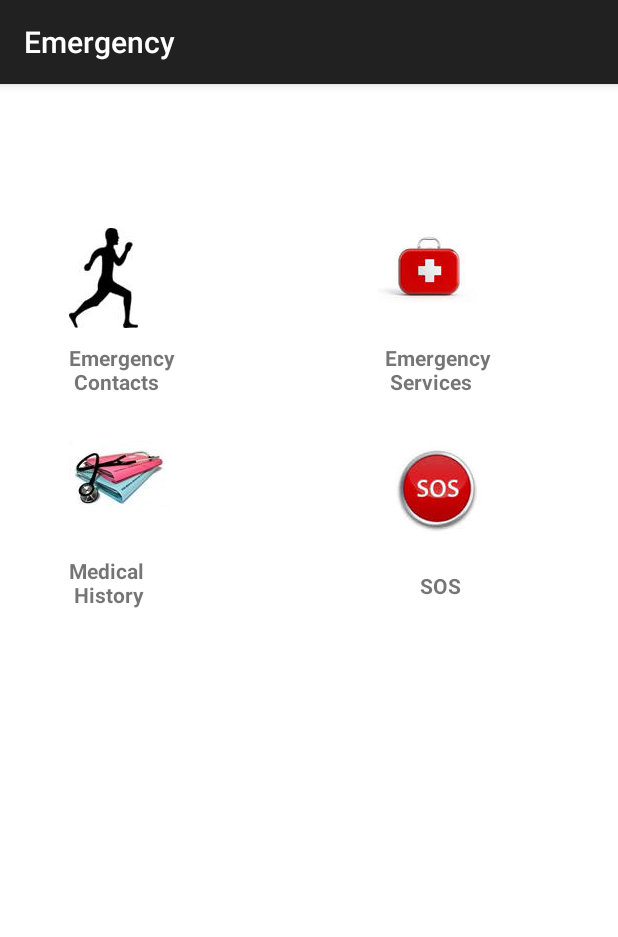
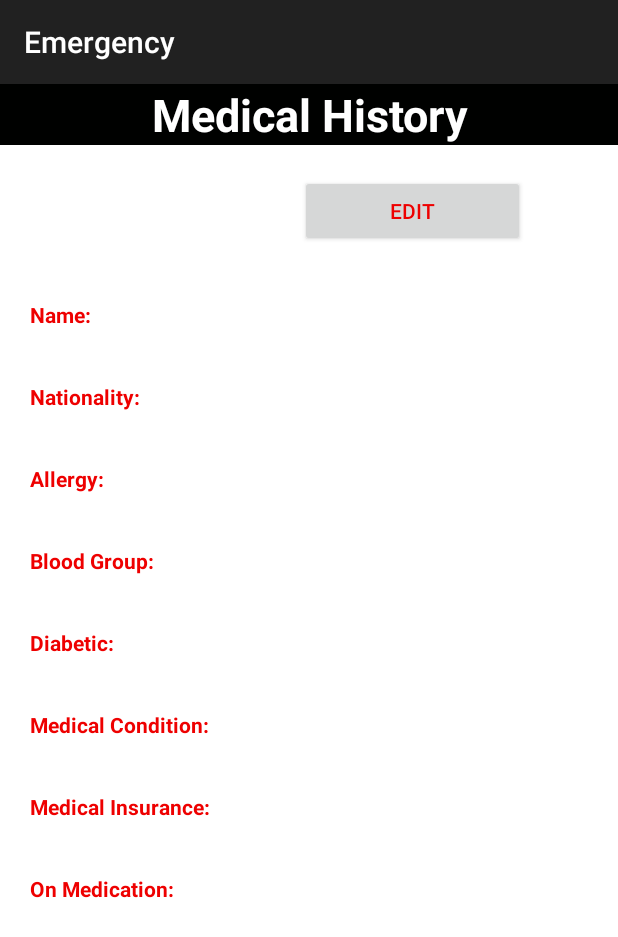
Before and after one commit to meshboy/_emergency_sys, an Android app: the select_action screen opened directly, with no data from a screen before it, after a tap on an icon or button, on a phone screen of 412 x 824 dp. Shown: the top 937 px of the screen. Run offline under Robolectric (Android 15) with nearby library versions, the phone set to English and light mode, and no system bars.

Commit message:
medical history fixed

```diff
--- a/app/src/main/AndroidManifest.xml
+++ b/app/src/main/AndroidManifest.xml
@@ -22,7 +22,9 @@
         <activity android:name="com.example.root.emergency.list_contact" android:label="@string/app_name"/>
         <activity android:name="com.example.root.emergency.ambulance" android:label="@string/app_name"/>
         <activity android:name="com.example.root.emergency.fire" android:label="@string/app_name"/>
+        <activity android:name="com.example.root.emergency.edit_med_history" android:label="@string/app_name"/>
         <activity android:name="com.example.root.emergency.police" android:label="@string/app_name"/>
+        <activity android:name="com.example.root.emergency.medical_history" android:label="@string/app_name"/>
 
     </application>
 
--- a/app/src/main/java/com/example/root/emergency/list_contact.java
+++ b/app/src/main/java/com/example/root/emergency/list_contact.java
@@ -62,8 +62,8 @@ public class list_contact extends ListActivity  implements android.view.View.OnC
 
         dataRepo repo = new dataRepo(this);
 
-        ArrayList<HashMap<String, String>> studentList =  repo.getContactList();
-        if(studentList.size()!=0) {
+        ArrayList<HashMap<String, String>> contactList =  repo.getContactList();
+        if(contactList.size()!=0) {
             ListView lv = getListView();
             lv.setOnItemClickListener(new AdapterView.OnItemClickListener() {
                 @Override
@@ -75,7 +75,7 @@ public class list_contact extends ListActivity  implements android.view.View.OnC
                     startActivity(objIndent);
                 }
             });
-            ListAdapter adapter = new SimpleAdapter( list_contact.this,studentList, R.layout.view_contacts_entry, new String[] { "id","name"}, new int[] {R.id.contact_id, R.id.contact_name});
+            ListAdapter adapter = new SimpleAdapter( list_contact.this,contactList, R.layout.view_contacts_entry, new String[] { "id","name"}, new int[] {R.id.contact_id, R.id.contact_name});
             setListAdapter(adapter);
         }else{
             Toast.makeText(this,"No Contact added!",Toast.LENGTH_SHORT).show();
--- a/app/src/main/java/com/example/root/emergency/medical_history.java
+++ b/app/src/main/java/com/example/root/emergency/medical_history.java
@@ -1,20 +1,71 @@
 package com.example.root.emergency;
 
+import android.content.Intent;
 import android.os.Bundle;
 import android.support.v7.app.ActionBarActivity;
+import android.util.Log;
+import android.view.View;
 import android.widget.Button;
+import android.widget.TextView;
+import android.widget.Toast;
 
 /**
  * Created by root on 2/26/15.
  */
-public class medical_history extends ActionBarActivity
+public class medical_history extends ActionBarActivity implements View.OnClickListener
 {
     Button edit;
+    private TextView name, natn, allergy, bldgrp, diabetic, med_cond, med_ins, on_med;
+    private int history_id = 1;
+
     @Override
     protected void onCreate(Bundle savedInstanceState) {
         super.onCreate(savedInstanceState);
         setContentView(R.layout.medical_history);
 
-     edit = (Button) findViewById(R.id.)
+     edit = (Button) findViewById(R.id.edit_button);
+
+     edit.setOnClickListener(this);
+
+     name = (TextView) findViewById(R.id.name);
+     natn = (TextView) findViewById(R.id.nationality);
+     allergy = (TextView) findViewById(R.id.allergy);
+     bldgrp = (TextView) findViewById(R.id.blood_group);
+     diabetic = (TextView) findViewById(R.id.diabetic);
+     med_cond = (TextView) findViewById(R.id.med_condition);
+     med_ins = (TextView) findViewById(R.id.insurance);
+     on_med = (TextView) findViewById(R.id.on_med);
+
+
+     dataRepo repo = new dataRepo(this);
+     med_hist history = new med_hist();
+
+     history = repo.getHistoryId();
+
+     if(history != null)
+     {
+         name.setText(history.med_name);
+         natn.setText(history.med_nationality);
+         allergy.setText(history.med_allergy);
+         bldgrp.setText(history.med_bloodGrp);
+         diabetic.setText(history.med_diabetic);
+         med_cond.setText(history.med_condition);
+         med_ins.setText(history.med_insurance);
+         on_med.setText(history.med_medication);
+     }
+
+//        Toast.makeText(this, String.valueOf(history), Toast.LENGTH_SHORT).show();
+
+        Log.d("history", String.valueOf(history));
+
+    }
+
+
+
+    @Override
+    public void onClick(View v) {
+        Intent intent = new Intent(medical_history.this, com.example.root.emergency.edit_med_history.class);
+        startActivity(intent);
+
     }
 }
--- a/app/src/main/java/com/example/root/emergency/select_action.java
+++ b/app/src/main/java/com/example/root/emergency/select_action.java
@@ -54,6 +54,8 @@ public class select_action extends ActionBarActivity implements View.OnClickList
         }
         if(v.getId() == R.id.history)
         {
+            Intent intent = new Intent(this, medical_history.class);
+            startActivity(intent);
 
         }
         if(v.getId() == R.id.run)
--- a/app/src/main/res/layout/medical_history.xml
+++ b/app/src/main/res/layout/medical_history.xml
@@ -24,15 +24,32 @@
     </LinearLayout>
 
     <LinearLayout
+        android:orientation="vertical"
+        android:layout_width="match_parent"
+        android:layout_height="wrap_content"
+        android:layout_gravity="right"></LinearLayout>
+
+    <ScrollView
+        android:layout_width="fill_parent"
+        android:layout_height="fill_parent"
+        android:id="@+id/scrollView2" >
+
+        <LinearLayout
+            android:orientation="vertical"
+            android:layout_width="fill_parent"
+            android:layout_height="fill_parent">
+            <LinearLayout
                 android:orientation="horizontal"
                 android:layout_width="fill_parent"
                 android:layout_height="wrap_content">
 
                 <Button
-            android:layout_width="wrap_content"
+                    android:layout_width="150dp"
                     android:layout_height="wrap_content"
                     android:text="Edit"
-            android:layout_marginLeft="280dp"
+                    android:layout_marginTop="20dp"
+                    android:gravity="center"
+                    android:layout_marginLeft="200dp"
                     android:textColor="@color/red"
                     android:id="@+id/edit_button" />
             </LinearLayout>
@@ -178,7 +195,7 @@
                     android:text="None"
                     android:textStyle="bold"
                     android:layout_marginLeft="30dp"
-            android:id="@+id/condition" />
+                    android:id="@+id/med_condition" />
             </LinearLayout>
 
             <LinearLayout
@@ -228,5 +245,8 @@
                     android:text="None"
                     android:id="@+id/on_med" />
             </LinearLayout>
+            </LinearLayout>
+    </ScrollView>
+
 
 </LinearLayout>
--- a/app/src/main/res/layout/select_action.xml
+++ b/app/src/main/res/layout/select_action.xml
@@ -31,6 +31,7 @@
                 android:layout_width="wrap_content"
                 android:layout_height="wrap_content"
                 android:id="@+id/run"
+                android:layout_marginLeft="20dp"
                 android:background="@color/white"
                 android:src="@drawable/runn" />
 
@@ -38,7 +39,7 @@
                 android:layout_width="wrap_content"
                 android:layout_height="wrap_content"
                 android:id="@+id/service"
-                android:layout_marginLeft="160dp"
+                android:layout_marginLeft="120dp"
                 android:background="@color/white"
                 android:src="@drawable/eme" />
         </LinearLayout>
@@ -54,6 +55,7 @@
                 android:layout_width="wrap_content"
                 android:layout_height="wrap_content"
                 android:text="Emergency\n Contacts"
+                android:layout_marginLeft="10dp"
                 android:textStyle="bold"
                 android:id="@+id/textView" />
 
@@ -62,7 +64,7 @@
                 android:layout_height="wrap_content"
                 android:text="Emergency\n Services"
                 android:textStyle="bold"
-                android:layout_marginLeft="140dp"
+                android:layout_marginLeft="110dp"
                 android:id="@+id/textView2" />
         </LinearLayout>
 
@@ -85,7 +87,7 @@
                 android:layout_height="wrap_content"
                 android:id="@+id/sos"
                 android:background="@color/white"
-                android:layout_marginLeft="145dp"
+                android:layout_marginLeft="118dp"
                 android:src="@drawable/sos1" />
         </LinearLayout>
 
@@ -100,6 +102,7 @@
                 android:layout_width="wrap_content"
                 android:layout_height="wrap_content"
                 android:text="Medical\n History"
+                android:layout_marginLeft="10dp"
                 android:textStyle="bold"
                 android:id="@+id/textView3" />
 
@@ -109,7 +112,7 @@
                 android:text="SOS"
                 android:textStyle="bold"
                 android:layout_marginTop="10dp"
-                android:layout_marginLeft="184dp"
+                android:layout_marginLeft="147dp"
                 android:id="@+id/textView4" />
         </LinearLayout>
     </LinearLayout>
```
Also changed, not shown: app/src/main/java/com/example/root/emergency/DbHelper.java (+23 -27 lines), app/src/main/java/com/example/root/emergency/contactProfile.java (+5 -5 lines), app/src/main/java/com/example/root/emergency/dataRepo.java (+19 -19 lines), app/src/main/java/com/example/root/emergency/edit_med_history.java (added, +204 -0 lines), app/src/main/java/com/example/root/emergency/med_hist.java (+9 -9 lines), app/src/main/res/layout/edit_med_history.xml (+38 -24 lines), 31 other files. Lines whose indentation alone changed are shown as unchanged.
